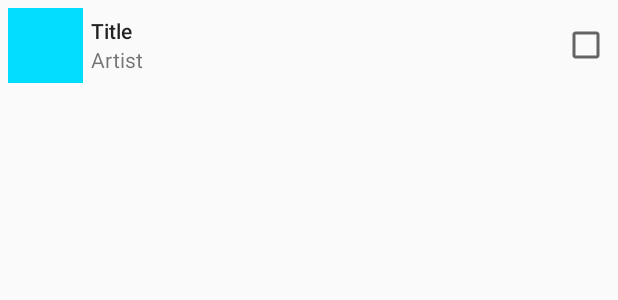
After one commit to kokay/FileTransfer, an Android app: the layout audio.xml on its own in the app's theme, with its tools: preview values and no code run, on a phone screen of 412 x 824 dp. The commit adds this screen. Shown: the top 300 px of the screen. Run offline under Robolectric (Android 15) with nearby library versions, the light colour scheme and no system bars.

Commit message:
Add AudioFragment and some related codes

```diff
--- /dev/null
+++ b/app/src/main/res/layout/audio.xml
@@ -0,0 +1,50 @@
+<?xml version="1.0" encoding="utf-8"?>
+<RelativeLayout xmlns:android="http://schemas.android.com/apk/res/android"
+    xmlns:app="http://schemas.android.com/apk/res-auto"
+    android:layout_width="match_parent"
+    android:layout_height="wrap_content"
+    android:padding="5dp">
+
+    <ImageView
+        android:layout_width="50dp"
+        app:srcCompat="@android:color/holo_blue_bright"
+        android:id="@+id/file_image"
+        android:layout_centerVertical="true"
+        android:layout_height="50dp" />
+
+    <LinearLayout
+        android:orientation="vertical"
+        android:layout_centerVertical="true"
+        android:layout_width="match_parent"
+        android:layout_height="wrap_content"
+        android:layout_toRightOf="@+id/file_image"
+        android:layout_toLeftOf="@+id/device_check_box"
+        android:padding="5dp">
+
+        <TextView
+            android:layout_width="wrap_content"
+            android:layout_height="wrap_content"
+            android:id="@+id/audio_title"
+            android:text="Title"
+            android:textAppearance="@style/TextAppearance.AppCompat.Button"
+            android:textAllCaps="false"
+            android:textSize="14sp" />
+
+        <TextView
+            android:layout_width="wrap_content"
+            android:layout_height="wrap_content"
+            android:id="@+id/audio_artist"
+            android:text="Artist" />
+
+    </LinearLayout>
+
+    <CheckBox
+        android:layout_width="wrap_content"
+        android:layout_height="wrap_content"
+        android:id="@+id/device_check_box"
+        android:layout_alignParentRight="true"
+        android:layout_centerVertical="true"
+        android:clickable="false"
+        android:focusable="false" />
+
+</RelativeLayout>
```
Also changed, not shown: app/src/main/java/com/kokayapp/filetransfer/SendFiles/Audio/AudioFragment.java (added, +74 -0 lines), app/src/main/java/com/kokayapp/filetransfer/SendFiles/Audio/AudioListAdapter.java (added, +61 -0 lines), app/src/main/java/com/kokayapp/filetransfer/SendFiles/Document/DocumentFragment.java (+5 -7 lines), app/src/main/java/com/kokayapp/filetransfer/SendFiles/Document/DocumentListAdapter.java (+2 -5 lines), app/src/main/java/com/kokayapp/filetransfer/SendFiles/FileSelectionActivity.java (+9 -5 lines).
